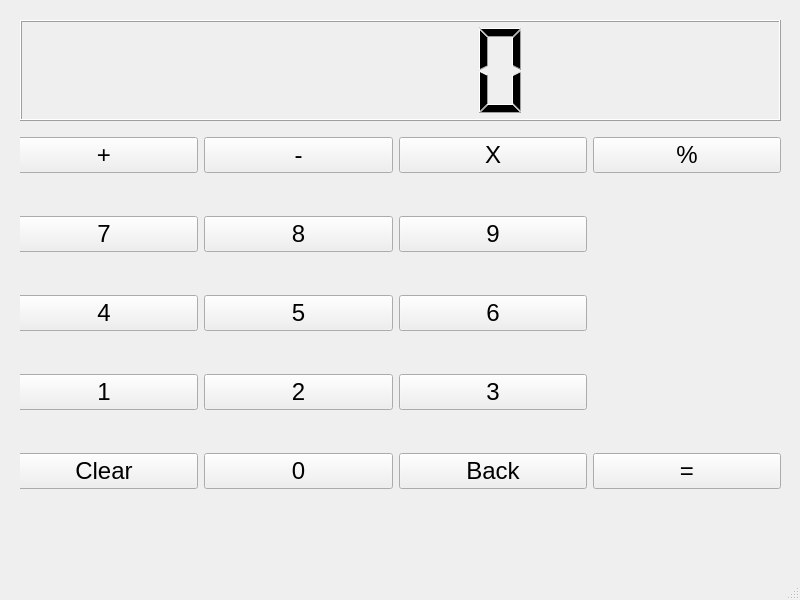
Before: the Qt Designer form mainwindow.ui in Jacob-Dong7/CalculatorApp, drawn with Qt 5.
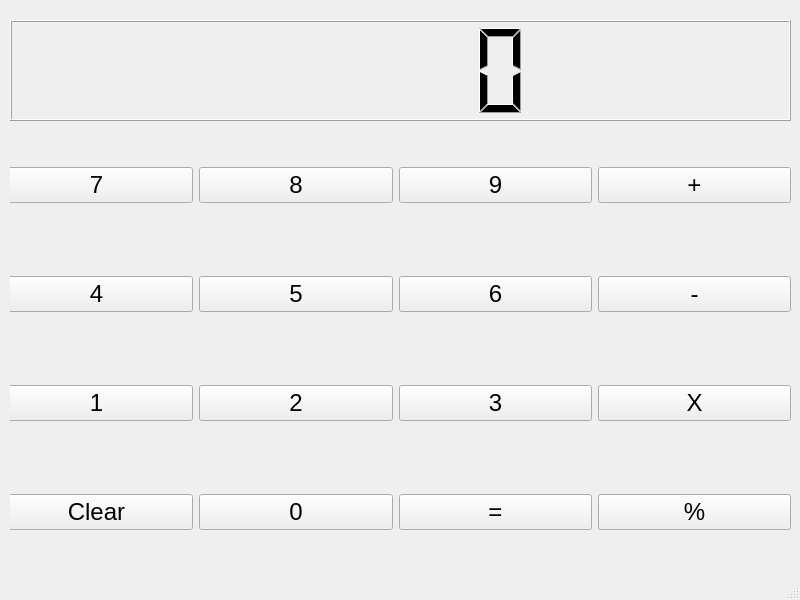
After: the same form once the commit is applied.

Commit message: style: Changed up the UI, removed the start page and rearranged the buttons

```diff
--- a/mainwindow.ui
+++ b/mainwindow.ui
@@ -17,121 +17,27 @@
    <widget class="QStackedWidget" name="stack_widget">
     <property name="geometry">
      <rect>
-      <x>20</x>
+      <x>10</x>
       <y>10</y>
-      <width>771</width>
-      <height>581</height>
+      <width>781</width>
+      <height>601</height>
      </rect>
     </property>
     <property name="currentIndex">
      <number>1</number>
     </property>
-    <widget class="QWidget" name="startMenu">
-     <widget class="QLabel" name="label">
-      <property name="geometry">
-       <rect>
-        <x>50</x>
-        <y>20</y>
-        <width>681</width>
-        <height>171</height>
-       </rect>
-      </property>
-      <property name="font">
-       <font>
-        <family>Gill Sans</family>
-        <pointsize>48</pointsize>
-        <bold>true</bold>
-       </font>
-      </property>
-      <property name="text">
-       <string>&lt;html&gt;&lt;head/&gt;&lt;body&gt;&lt;p&gt;&lt;span style=&quot; font-size:48pt; font-weight:700; color:#ff0000;&quot;&gt;Easy Calculation&lt;/span&gt;&lt;/p&gt;&lt;/body&gt;&lt;/html&gt;</string>
-      </property>
-     </widget>
-     <widget class="QWidget" name="layoutWidget">
-      <property name="geometry">
-       <rect>
-        <x>90</x>
-        <y>190</y>
-        <width>581</width>
-        <height>311</height>
-       </rect>
-      </property>
-      <layout class="QVBoxLayout" name="verticalLayout">
-       <item>
-        <widget class="QPushButton" name="btnStart">
-         <property name="font">
-          <font>
-           <family>Modern No. 20</family>
-           <pointsize>36</pointsize>
-          </font>
-         </property>
-         <property name="text">
-          <string>Start</string>
-         </property>
-        </widget>
-       </item>
-      </layout>
-     </widget>
-    </widget>
+    <widget class="QWidget" name="startMenu"/>
     <widget class="QWidget" name="mainMenu">
      <widget class="QWidget" name="layoutWidget">
       <property name="geometry">
        <rect>
         <x>-10</x>
         <y>90</y>
-        <width>771</width>
-        <height>431</height>
+        <width>791</width>
+        <height>501</height>
        </rect>
       </property>
       <layout class="QGridLayout" name="gridLayout">
-       <item row="0" column="0">
-        <widget class="QPushButton" name="btnPlus">
-         <property name="font">
-          <font>
-           <pointsize>18</pointsize>
-          </font>
-         </property>
-         <property name="text">
-          <string>+</string>
-         </property>
-        </widget>
-       </item>
-       <item row="0" column="1">
-        <widget class="QPushButton" name="btnMinus">
-         <property name="font">
-          <font>
-           <pointsize>18</pointsize>
-          </font>
-         </property>
-         <property name="text">
-          <string>-</string>
-         </property>
-        </widget>
-       </item>
-       <item row="0" column="2">
-        <widget class="QPushButton" name="btnTimes">
-         <property name="font">
-          <font>
-           <pointsize>18</pointsize>
-          </font>
-         </property>
-         <property name="text">
-          <string>X</string>
-         </property>
-        </widget>
-       </item>
-       <item row="0" column="3">
-        <widget class="QPushButton" name="btnDivide">
-         <property name="font">
-          <font>
-           <pointsize>18</pointsize>
-          </font>
-         </property>
-         <property name="text">
-          <string>%</string>
-         </property>
-        </widget>
-       </item>
        <item row="1" column="0">
         <widget class="QPushButton" name="btnSeven">
          <property name="font">
@@ -265,18 +171,6 @@
         </widget>
        </item>
        <item row="4" column="2">
-        <widget class="QPushButton" name="btnBack">
-         <property name="font">
-          <font>
-           <pointsize>18</pointsize>
-          </font>
-         </property>
-         <property name="text">
-          <string>Back</string>
-         </property>
-        </widget>
-       </item>
-       <item row="4" column="3">
         <widget class="QPushButton" name="btnEqual">
          <property name="font">
           <font>
@@ -288,6 +182,54 @@
          </property>
         </widget>
        </item>
+       <item row="1" column="3">
+        <widget class="QPushButton" name="btnPlus">
+         <property name="font">
+          <font>
+           <pointsize>18</pointsize>
+          </font>
+         </property>
+         <property name="text">
+          <string>+</string>
+         </property>
+        </widget>
+       </item>
+       <item row="2" column="3">
+        <widget class="QPushButton" name="btnMinus">
+         <property name="font">
+          <font>
+           <pointsize>18</pointsize>
+          </font>
+         </property>
+         <property name="text">
+          <string>-</string>
+         </property>
+        </widget>
+       </item>
+       <item row="3" column="3">
+        <widget class="QPushButton" name="btnTimes">
+         <property name="font">
+          <font>
+           <pointsize>18</pointsize>
+          </font>
+         </property>
+         <property name="text">
+          <string>X</string>
+         </property>
+        </widget>
+       </item>
+       <item row="4" column="3">
+        <widget class="QPushButton" name="btnDivide">
+         <property name="font">
+          <font>
+           <pointsize>18</pointsize>
+          </font>
+         </property>
+         <property name="text">
+          <string>%</string>
+         </property>
+        </widget>
+       </item>
       </layout>
      </widget>
      <widget class="QLCDNumber" name="txtAnswer">
@@ -295,7 +237,7 @@
        <rect>
         <x>0</x>
         <y>10</y>
-        <width>761</width>
+        <width>781</width>
         <height>101</height>
        </rect>
       </property>
```
